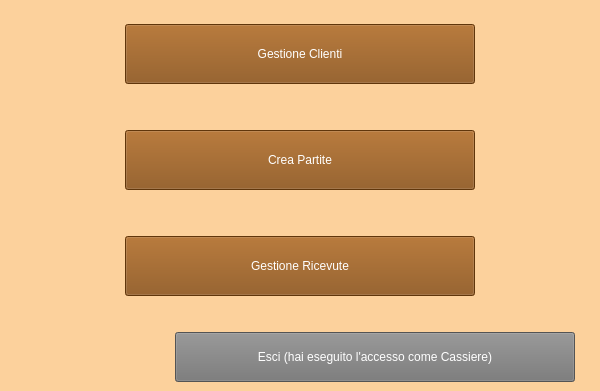
Before: the Qt Designer form Dipendente/view/cassiereMain.ui in ManuelMarrone/GestioneBowling, drawn with Qt 5; both pictures show x 0 to 600 and y 209 to 600 of the 600 by 600 pixel window.
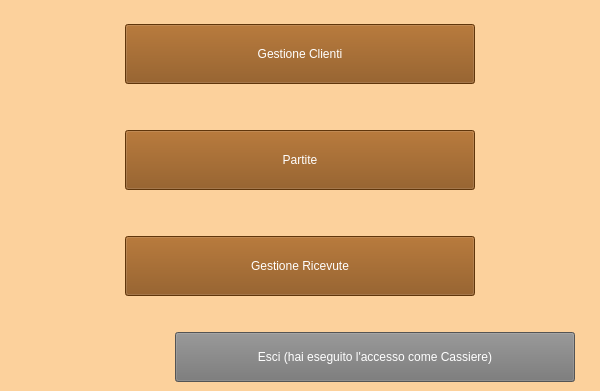
After: the same form once the commit is applied. Icons and pictures are not drawn.

Patch:
```diff
--- a/Dipendente/view/cassiereMain.ui
+++ b/Dipendente/view/cassiereMain.ui
@@ -147,7 +147,7 @@
            <string notr="true">color: white;  background-color: #874B0F</string>
           </property>
           <property name="text">
-           <string>Crea Partite</string>
+           <string>Partite</string>
           </property>
          </widget>
         </item>
```
